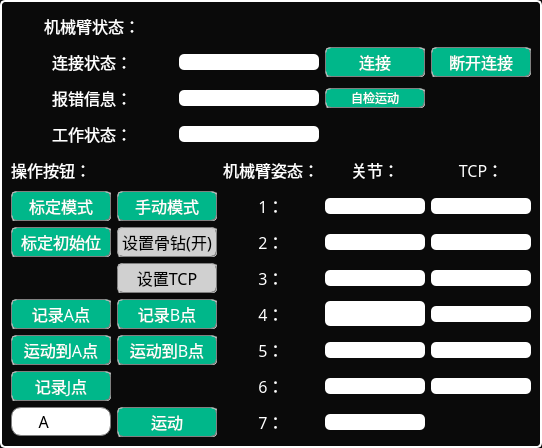
Old version of the form Plugins/org.mitk.lancet.robot/src/internal/StaubilWidget.ui in the repository zhaomengxiao/LancetMITK-Adition.
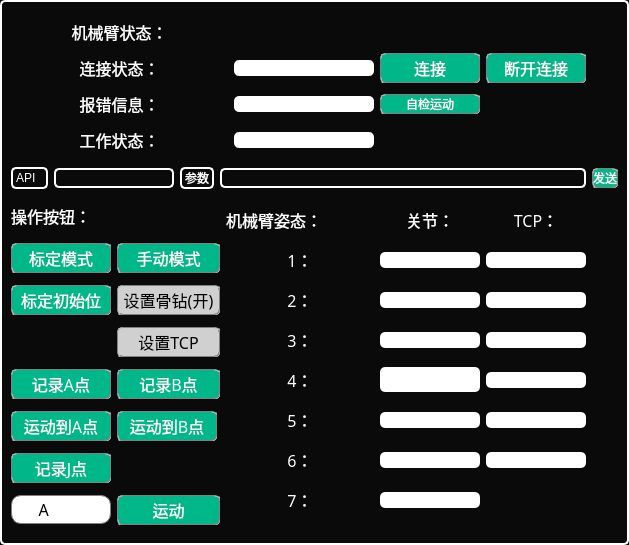
New version of the form. Icons and pictures are not drawn.

```diff
--- a/Plugins/org.mitk.lancet.robot/src/internal/StaubilWidget.ui
+++ b/Plugins/org.mitk.lancet.robot/src/internal/StaubilWidget.ui
@@ -7,7 +7,7 @@
     <x>0</x>
     <y>0</y>
     <width>540</width>
-    <height>448</height>
+    <height>545</height>
    </rect>
   </property>
   <property name="windowTitle">
@@ -24,7 +24,7 @@
 </string>
   </property>
   <layout class="QGridLayout" name="gridLayout">
-   <item row="0" column="0" colspan="3">
+   <item row="0" column="0" colspan="6">
     <layout class="QGridLayout" name="gridLayout_2">
      <item row="1" column="1">
       <widget class="QLineEdit" name="robotconnectstate">
@@ -321,6 +321,71 @@
     </layout>
    </item>
    <item row="1" column="0">
+    <widget class="QLabel" name="label_20">
+     <property name="styleSheet">
+      <string notr="true">color: rgb(255, 255, 255);</string>
+     </property>
+     <property name="text">
+      <string>API</string>
+     </property>
+    </widget>
+   </item>
+   <item row="1" column="1" colspan="2">
+    <widget class="QLineEdit" name="lineEditRoboticsAPI">
+     <property name="minimumSize">
+      <size>
+       <width>120</width>
+       <height>0</height>
+      </size>
+     </property>
+    </widget>
+   </item>
+   <item row="1" column="3">
+    <widget class="QLabel" name="label_21">
+     <property name="styleSheet">
+      <string notr="true">color: rgb(255, 255, 255);</string>
+     </property>
+     <property name="text">
+      <string>参数</string>
+     </property>
+    </widget>
+   </item>
+   <item row="1" column="4" colspan="2">
+    <widget class="QLineEdit" name="lineEditRoboticsParam">
+     <property name="minimumSize">
+      <size>
+       <width>360</width>
+       <height>0</height>
+      </size>
+     </property>
+    </widget>
+   </item>
+   <item row="1" column="6">
+    <widget class="QPushButton" name="pushbtnSendCommand">
+     <property name="styleSheet">
+      <string notr="true">QPushButton{
+	background:rgb(0, 183, 138);
+	border:1px groove gray;
+	border-radius:5px;
+	color:white;
+}
+QPushButton::hover{
+	background: rgb(237, 240, 243);
+	border:1px groove gray;
+	border-radius:5px;
+	color:black;
+}
+QPushButton::pressed { 
+	padding-left:6px;
+	padding-top:6px;
+}</string>
+     </property>
+     <property name="text">
+      <string>发送</string>
+     </property>
+    </widget>
+   </item>
+   <item row="2" column="0" colspan="2">
     <widget class="QLabel" name="label_16">
      <property name="sizePolicy">
       <sizepolicy hsizetype="Preferred" vsizetype="Fixed">
@@ -354,7 +419,7 @@
      </property>
     </widget>
    </item>
-   <item row="1" column="2" rowspan="8">
+   <item row="2" column="5" rowspan="8">
     <layout class="QGridLayout" name="gridLayout_3">
      <item row="2" column="0">
       <widget class="QLabel" name="label_7">
@@ -919,7 +984,7 @@
      </item>
     </layout>
    </item>
-   <item row="2" column="0">
+   <item row="3" column="0" colspan="2">
     <widget class="QPushButton" name="kuka_mode_3">
      <property name="minimumSize">
       <size>
@@ -962,7 +1027,7 @@
      </property>
     </widget>
    </item>
-   <item row="2" column="1">
+   <item row="3" column="2" colspan="3">
     <widget class="QPushButton" name="kuka_mode_1">
      <property name="minimumSize">
       <size>
@@ -1005,7 +1070,7 @@
      </property>
     </widget>
    </item>
-   <item row="3" column="0">
+   <item row="4" column="0" colspan="2">
     <widget class="QPushButton" name="setInitialPoint">
      <property name="enabled">
       <bool>true</bool>
@@ -1063,7 +1128,7 @@
      </property>
     </widget>
    </item>
-   <item row="3" column="1">
+   <item row="4" column="2" colspan="3">
     <widget class="QPushButton" name="setIO">
      <property name="enabled">
       <bool>false</bool>
@@ -1109,7 +1174,7 @@
      </property>
     </widget>
    </item>
-   <item row="4" column="1">
+   <item row="5" column="2" colspan="3">
     <widget class="QPushButton" name="SetTcpInfo">
      <property name="enabled">
       <bool>false</bool>
@@ -1155,7 +1220,7 @@
      </property>
     </widget>
    </item>
-   <item row="5" column="0">
+   <item row="6" column="0" colspan="2">
     <widget class="QPushButton" name="pushButtonRecordA">
      <property name="enabled">
       <bool>true</bool>
@@ -1207,7 +1272,7 @@
      </property>
     </widget>
    </item>
-   <item row="5" column="1">
+   <item row="6" column="2" colspan="3">
     <widget class="QPushButton" name="pushButtonRecordB">
      <property name="enabled">
       <bool>true</bool>
@@ -1253,7 +1318,7 @@
      </property>
     </widget>
    </item>
-   <item row="6" column="0">
+   <item row="7" column="0" colspan="2">
     <widget class="QPushButton" name="pushButtonMoveA">
      <property name="enabled">
       <bool>true</bool>
@@ -1305,7 +1370,7 @@
      </property>
     </widget>
    </item>
-   <item row="6" column="1">
+   <item row="7" column="2" colspan="3">
     <widget class="QPushButton" name="pushButtonMoveB">
      <property name="enabled">
       <bool>true</bool>
@@ -1357,7 +1422,7 @@
      </property>
     </widget>
    </item>
-   <item row="7" column="0">
+   <item row="8" column="0" colspan="2">
     <widget class="QPushButton" name="pushButtonRecordJ">
      <property name="enabled">
       <bool>true</bool>
@@ -1403,7 +1468,7 @@
      </property>
     </widget>
    </item>
-   <item row="8" column="0">
+   <item row="9" column="0" colspan="2">
     <widget class="QComboBox" name="comboBox">
      <property name="font">
       <font>
@@ -1471,7 +1536,7 @@
      </item>
     </widget>
    </item>
-   <item row="8" column="1">
+   <item row="9" column="2" colspan="3">
     <widget class="QPushButton" name="pushButtonMove">
      <property name="enabled">
       <bool>true</bool>
```
